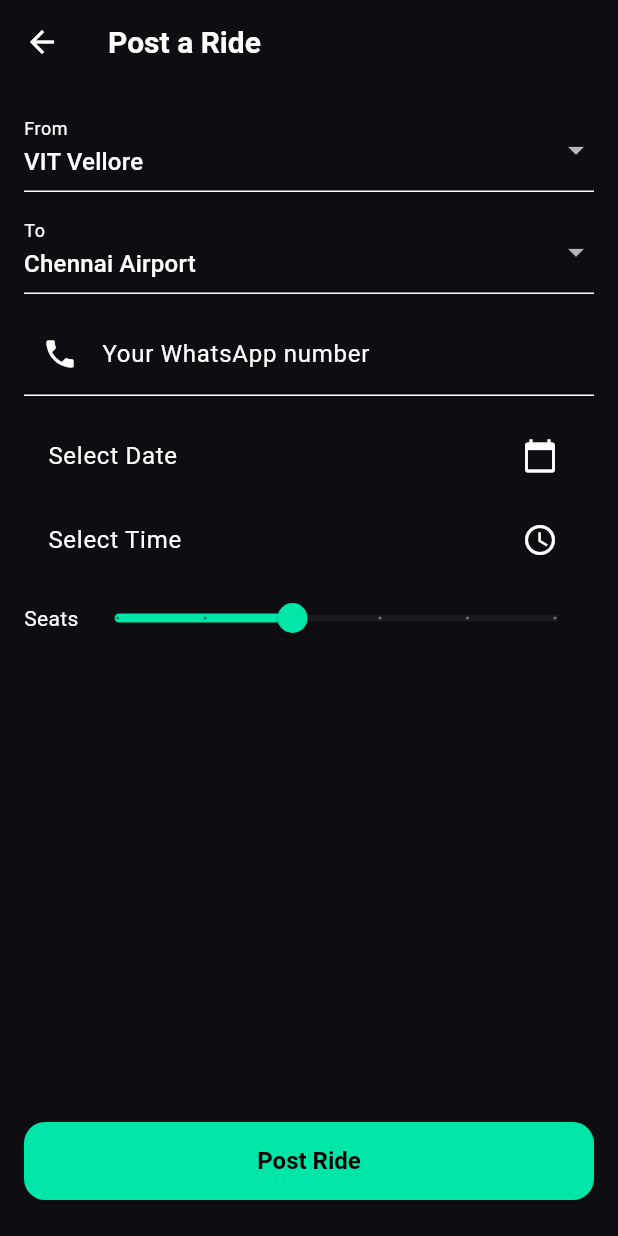
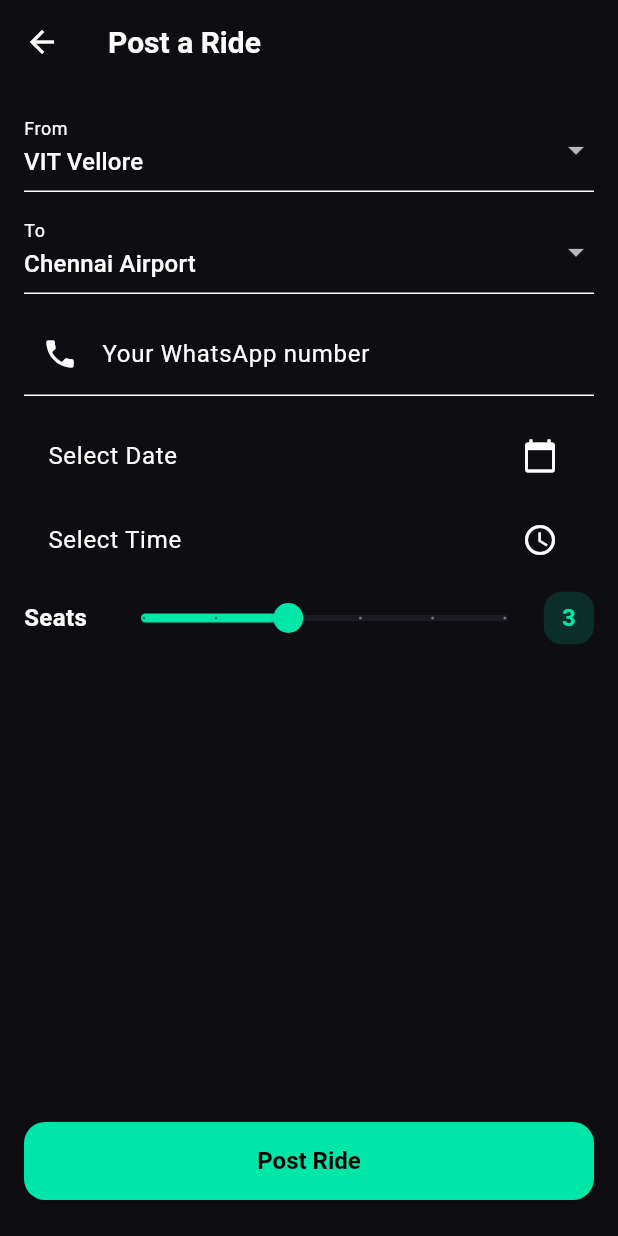
Before and after one commit to ekansh323/vpool, a Flutter app: the CreateRidePage screen opened directly, on a phone screen of 412 x 824 dp. Run offline on Flutter 3.47's test engine with Material 3 defaults, Android fonts, the phone set to English and light mode, and no system bars; our stand-ins replace cloud_firestore, firebase_auth, firebase_core, google_sign_in; accounts and stored records are empty.

Commit message:
feat: added clear seat number in createRidePage

```diff
--- a/lib/main.dart
+++ b/lib/main.dart
@@ -526,7 +526,7 @@ class RideDetailsPage extends StatelessWidget {
                                 child: const Text(
                                   "Request to Join",
                                   style: TextStyle(
-                                    color: Colors.black54,
+                                    color: Colors.black,
                                     fontWeight: FontWeight.bold,
                                   ),
                                 ),
@@ -575,8 +575,7 @@ class RideDetailsPage extends StatelessWidget {
                           style: TextStyle(color: Colors.white),
                         ),
                         onPressed: () async {
-                          final number =
-                              data['whatsapp'];
+                          final number = data['whatsapp'];
                           final message =
                               "Hi, I saw your ${data['from']} → ${data['to']} ride on ViPool.";
 
@@ -861,15 +860,36 @@ class _CreateRidePageState extends State<CreateRidePage> {
 
             Row(
               children: [
-                const Text("Seats"),
+                const Text(
+                  "Seats",
+                  style: TextStyle(fontSize: 16, fontWeight: FontWeight.w600),
+                ),
+                const SizedBox(width: 12),
                 Expanded(
                   child: Slider(
                     value: seats.toDouble(),
                     min: 1,
                     max: 6,
                     divisions: 5,
-                    label: seats.toString(),
                     onChanged: (v) => setState(() => seats = v.toInt()),
+                  ),
+                ),
+                Container(
+                  padding: const EdgeInsets.symmetric(
+                    horizontal: 12,
+                    vertical: 6,
+                  ),
+                  decoration: BoxDecoration(
+                    color: const Color(0xFF00E5A8).withOpacity(0.15),
+                    borderRadius: BorderRadius.circular(12),
+                  ),
+                  child: Text(
+                    "$seats",
+                    style: const TextStyle(
+                      fontSize: 16,
+                      fontWeight: FontWeight.bold,
+                      color: Color(0xFF00E5A8),
+                    ),
                   ),
                 ),
               ],
@@ -1528,6 +1548,16 @@ class _FilterBarState extends State<FilterBar> {
     "Chennai Airport",
     "Bangalore Airport",
   ];
+  void showAllRides() {
+    setState(() {
+      RideFilter.from = "VIT Vellore";
+      RideFilter.to = "Chennai Airport";
+      RideFilter.date = null;
+    });
+
+    // Force Firestore to re-run with no filters
+    searchNotifier.value++;
+  }
 
   @override
   Widget build(BuildContext context) {
@@ -1632,6 +1662,8 @@ class _FilterBarState extends State<FilterBar> {
 
             const SizedBox(height: 12),
 
+            Column(
+              children: [
                 SizedBox(
                   width: double.infinity,
                   child: ElevatedButton.icon(
@@ -1644,6 +1676,17 @@ class _FilterBarState extends State<FilterBar> {
                       searchNotifier.value++;
                     },
                   ),
+                ),
+                const SizedBox(height: 8),
+                TextButton.icon(
+                  onPressed: showAllRides,
+                  icon: const Icon(Icons.view_list),
+                  label: const Text(
+                    "Show all rides",
+                    style: TextStyle(color: Colors.white70),
+                  ),
+                ),
+              ],
             ),
           ],
         ),
```
Lines whose indentation alone changed are shown as unchanged.
